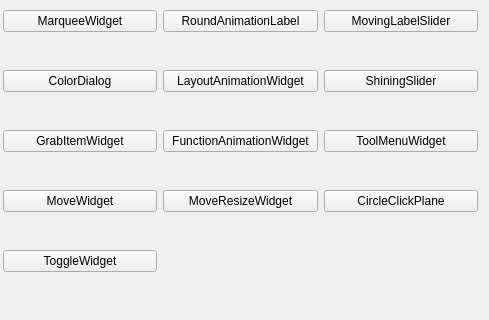
The window that mainwindow.ui (Greedysky/TTKWidgetTools) describes before a commit, drawn with Qt 5; both pictures show x 174 to 663 and y 93 to 413 of the 663 by 413 pixel window.
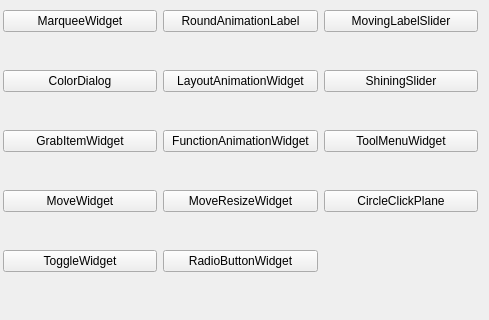
The same window after the commit.

Commit message: Add radio button[548221]

```diff
--- a/mainwindow.ui
+++ b/mainwindow.ui
@@ -169,6 +169,13 @@
       </property>
      </widget>
     </item>
+    <item row="5" column="2">
+     <widget class="QPushButton" name="pushButton_22">
+      <property name="text">
+       <string>RadioButtonWidget</string>
+      </property>
+     </widget>
+    </item>
    </layout>
   </widget>
  </widget>
```
The commit also changes 16 other files.
